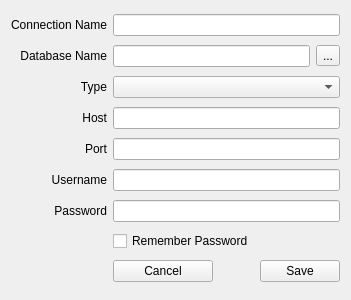
The window that DbConnectionForm.ui (mosling/SQLReport) describes before a commit, drawn with Qt 5.
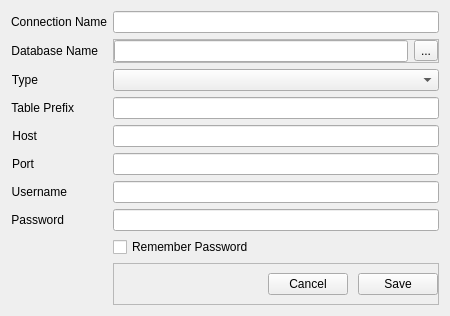
The same window after the commit.

```diff
--- a/DbConnectionForm.ui
+++ b/DbConnectionForm.ui
@@ -6,94 +6,22 @@
    <rect>
     <x>0</x>
     <y>0</y>
-    <width>320</width>
-    <height>300</height>
+    <width>450</width>
+    <height>296</height>
    </rect>
   </property>
   <property name="windowTitle">
    <string>Form</string>
   </property>
-  <layout class="QGridLayout" name="gridLayout">
-   <item row="7" column="1">
-    <widget class="QCheckBox" name="checkBoxPasswordSave">
-     <property name="text">
-      <string>Remember Password</string>
-     </property>
-    </widget>
-   </item>
-   <item row="6" column="1" colspan="3">
-    <widget class="QLineEdit" name="lineEditPassword">
-     <property name="echoMode">
-      <enum>QLineEdit::PasswordEchoOnEdit</enum>
-     </property>
-    </widget>
-   </item>
-   <item row="8" column="1">
-    <widget class="QPushButton" name="pushButtonCancel">
-     <property name="sizePolicy">
-      <sizepolicy hsizetype="Fixed" vsizetype="Fixed">
-       <horstretch>0</horstretch>
-       <verstretch>0</verstretch>
-      </sizepolicy>
-     </property>
-     <property name="maximumSize">
-      <size>
-       <width>100</width>
-       <height>16777215</height>
-      </size>
-     </property>
-     <property name="text">
-      <string>Cancel</string>
-     </property>
-    </widget>
-   </item>
-   <item row="8" column="2" colspan="2">
-    <widget class="QPushButton" name="pushButtonExit">
-     <property name="sizePolicy">
-      <sizepolicy hsizetype="Fixed" vsizetype="Fixed">
-       <horstretch>0</horstretch>
-       <verstretch>0</verstretch>
-      </sizepolicy>
-     </property>
-     <property name="maximumSize">
-      <size>
-       <width>100</width>
-       <height>16777215</height>
-      </size>
-     </property>
-     <property name="text">
-      <string>Save</string>
-     </property>
-    </widget>
-   </item>
-   <item row="4" column="1" colspan="3">
-    <widget class="QLineEdit" name="lineEditPort"/>
-   </item>
-   <item row="4" column="0">
-    <widget class="QLabel" name="labelPort">
-     <property name="text">
-      <string>Port</string>
-     </property>
-     <property name="alignment">
-      <set>Qt::AlignRight|Qt::AlignTrailing|Qt::AlignVCenter</set>
-     </property>
-    </widget>
-   </item>
-   <item row="5" column="1" colspan="3">
-    <widget class="QLineEdit" name="lineEditUser"/>
-   </item>
-   <item row="6" column="0">
-    <widget class="QLabel" name="labelPassword">
-     <property name="text">
-      <string>Password</string>
-     </property>
-     <property name="alignment">
-      <set>Qt::AlignRight|Qt::AlignTrailing|Qt::AlignVCenter</set>
-     </property>
-    </widget>
-   </item>
+  <layout class="QFormLayout" name="formLayout">
    <item row="0" column="0">
     <widget class="QLabel" name="labelName">
+     <property name="font">
+      <font>
+       <family>Tahoma</family>
+       <pointsize>9</pointsize>
+      </font>
+     </property>
      <property name="text">
       <string>Connection Name</string>
      </property>
@@ -102,28 +30,17 @@
      </property>
     </widget>
    </item>
-   <item row="1" column="3">
-    <widget class="QToolButton" name="toolButtonName">
-     <property name="text">
-      <string>...</string>
-     </property>
-    </widget>
-   </item>
-   <item row="1" column="1" colspan="2">
-    <widget class="QLineEdit" name="lineEditDbName"/>
-   </item>
-   <item row="5" column="0">
-    <widget class="QLabel" name="labelUser">
-     <property name="text">
-      <string>Username</string>
-     </property>
-     <property name="alignment">
-      <set>Qt::AlignRight|Qt::AlignTrailing|Qt::AlignVCenter</set>
-     </property>
-    </widget>
+   <item row="0" column="1">
+    <widget class="QLineEdit" name="lineEditName"/>
    </item>
    <item row="1" column="0">
     <widget class="QLabel" name="labelDbName">
+     <property name="font">
+      <font>
+       <family>Tahoma</family>
+       <pointsize>9</pointsize>
+      </font>
+     </property>
      <property name="text">
       <string>Database Name</string>
      </property>
@@ -132,11 +49,48 @@
      </property>
     </widget>
    </item>
-   <item row="0" column="1" colspan="3">
-    <widget class="QLineEdit" name="lineEditName"/>
+   <item row="1" column="1">
+    <widget class="QFrame" name="frame_2">
+     <property name="frameShape">
+      <enum>QFrame::StyledPanel</enum>
+     </property>
+     <property name="frameShadow">
+      <enum>QFrame::Raised</enum>
+     </property>
+     <layout class="QHBoxLayout" name="horizontalLayout_2">
+      <property name="leftMargin">
+       <number>0</number>
+      </property>
+      <property name="topMargin">
+       <number>0</number>
+      </property>
+      <property name="rightMargin">
+       <number>0</number>
+      </property>
+      <property name="bottomMargin">
+       <number>0</number>
+      </property>
+      <item>
+       <widget class="QLineEdit" name="lineEditDbName"/>
+      </item>
+      <item>
+       <widget class="QToolButton" name="toolButtonName">
+        <property name="text">
+         <string>...</string>
+        </property>
+       </widget>
+      </item>
+     </layout>
+    </widget>
    </item>
    <item row="2" column="0">
     <widget class="QLabel" name="label">
+     <property name="font">
+      <font>
+       <family>Tahoma</family>
+       <pointsize>9</pointsize>
+      </font>
+     </property>
      <property name="text">
       <string>Type</string>
      </property>
@@ -145,8 +99,36 @@
      </property>
     </widget>
    </item>
+   <item row="2" column="1">
+    <widget class="QComboBox" name="cbDbType"/>
+   </item>
    <item row="3" column="0">
+    <widget class="QLabel" name="labelTablePrefix">
+     <property name="font">
+      <font>
+       <family>Tahoma</family>
+       <pointsize>9</pointsize>
+      </font>
+     </property>
+     <property name="text">
+      <string>Table Prefix</string>
+     </property>
+     <property name="alignment">
+      <set>Qt::AlignRight|Qt::AlignTrailing|Qt::AlignVCenter</set>
+     </property>
+    </widget>
+   </item>
+   <item row="3" column="1">
+    <widget class="QLineEdit" name="lineEditTablePrefix"/>
+   </item>
+   <item row="4" column="0">
     <widget class="QLabel" name="labelHost">
+     <property name="font">
+      <font>
+       <family>Tahoma</family>
+       <pointsize>9</pointsize>
+      </font>
+     </property>
      <property name="text">
       <string>Host</string>
      </property>
@@ -155,12 +137,167 @@
      </property>
     </widget>
    </item>
-   <item row="2" column="1" colspan="3">
-    <widget class="QComboBox" name="cbDbType"/>
-   </item>
-   <item row="3" column="1" colspan="3">
+   <item row="4" column="1">
     <widget class="QLineEdit" name="lineEditHost"/>
    </item>
+   <item row="5" column="0">
+    <widget class="QLabel" name="labelPort">
+     <property name="font">
+      <font>
+       <family>Tahoma</family>
+       <pointsize>9</pointsize>
+      </font>
+     </property>
+     <property name="text">
+      <string>Port</string>
+     </property>
+     <property name="alignment">
+      <set>Qt::AlignRight|Qt::AlignTrailing|Qt::AlignVCenter</set>
+     </property>
+    </widget>
+   </item>
+   <item row="5" column="1">
+    <widget class="QLineEdit" name="lineEditPort"/>
+   </item>
+   <item row="6" column="0">
+    <widget class="QLabel" name="labelUser">
+     <property name="font">
+      <font>
+       <family>Tahoma</family>
+       <pointsize>9</pointsize>
+      </font>
+     </property>
+     <property name="text">
+      <string>Username</string>
+     </property>
+     <property name="alignment">
+      <set>Qt::AlignRight|Qt::AlignTrailing|Qt::AlignVCenter</set>
+     </property>
+    </widget>
+   </item>
+   <item row="6" column="1">
+    <widget class="QLineEdit" name="lineEditUser"/>
+   </item>
+   <item row="7" column="0">
+    <widget class="QLabel" name="labelPassword">
+     <property name="font">
+      <font>
+       <family>Tahoma</family>
+       <pointsize>9</pointsize>
+      </font>
+     </property>
+     <property name="text">
+      <string>Password</string>
+     </property>
+     <property name="alignment">
+      <set>Qt::AlignRight|Qt::AlignTrailing|Qt::AlignVCenter</set>
+     </property>
+    </widget>
+   </item>
+   <item row="7" column="1">
+    <widget class="QLineEdit" name="lineEditPassword">
+     <property name="echoMode">
+      <enum>QLineEdit::PasswordEchoOnEdit</enum>
+     </property>
+    </widget>
+   </item>
+   <item row="8" column="1">
+    <widget class="QCheckBox" name="checkBoxPasswordSave">
+     <property name="font">
+      <font>
+       <family>Tahoma</family>
+       <pointsize>9</pointsize>
+      </font>
+     </property>
+     <property name="text">
+      <string>Remember Password</string>
+     </property>
+    </widget>
+   </item>
+   <item row="9" column="1">
+    <widget class="QFrame" name="frame">
+     <property name="frameShape">
+      <enum>QFrame::StyledPanel</enum>
+     </property>
+     <property name="frameShadow">
+      <enum>QFrame::Raised</enum>
+     </property>
+     <layout class="QHBoxLayout" name="horizontalLayout">
+      <property name="spacing">
+       <number>10</number>
+      </property>
+      <property name="leftMargin">
+       <number>0</number>
+      </property>
+      <property name="rightMargin">
+       <number>0</number>
+      </property>
+      <item>
+       <spacer name="horizontalSpacer">
+        <property name="orientation">
+         <enum>Qt::Horizontal</enum>
+        </property>
+        <property name="sizeHint" stdset="0">
+         <size>
+          <width>40</width>
+          <height>20</height>
+         </size>
+        </property>
+       </spacer>
+      </item>
+      <item>
+       <widget class="QPushButton" name="pushButtonCancel">
+        <property name="sizePolicy">
+         <sizepolicy hsizetype="Fixed" vsizetype="Fixed">
+          <horstretch>0</horstretch>
+          <verstretch>0</verstretch>
+         </sizepolicy>
+        </property>
+        <property name="maximumSize">
+         <size>
+          <width>100</width>
+          <height>16777215</height>
+         </size>
+        </property>
+        <property name="font">
+         <font>
+          <family>Tahoma</family>
+          <pointsize>9</pointsize>
+         </font>
+        </property>
+        <property name="text">
+         <string>Cancel</string>
+        </property>
+       </widget>
+      </item>
+      <item>
+       <widget class="QPushButton" name="pushButtonExit">
+        <property name="sizePolicy">
+         <sizepolicy hsizetype="Fixed" vsizetype="Fixed">
+          <horstretch>0</horstretch>
+          <verstretch>0</verstretch>
+         </sizepolicy>
+        </property>
+        <property name="maximumSize">
+         <size>
+          <width>100</width>
+          <height>16777215</height>
+         </size>
+        </property>
+        <property name="font">
+         <font>
+          <family>Tahoma</family>
+          <pointsize>9</pointsize>
+         </font>
+        </property>
+        <property name="text">
+         <string>Save</string>
+        </property>
+       </widget>
+      </item>
+     </layout>
+    </widget>
+   </item>
   </layout>
  </widget>
  <tabstops>
```
